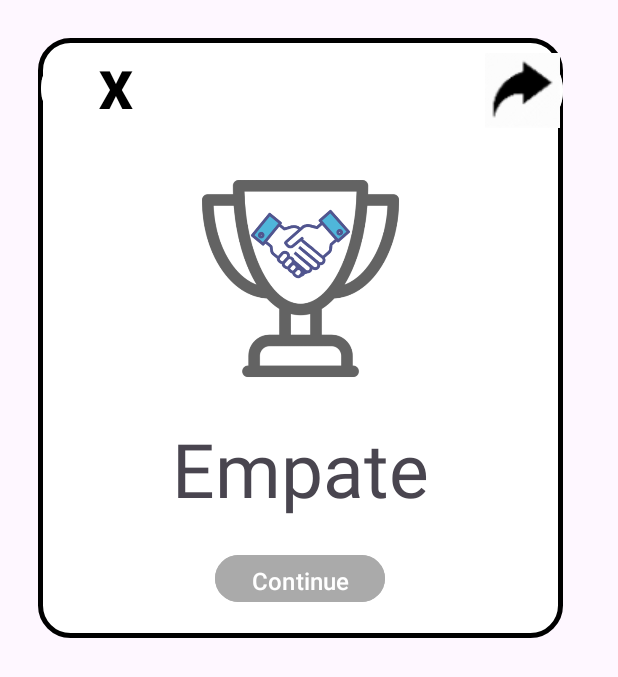
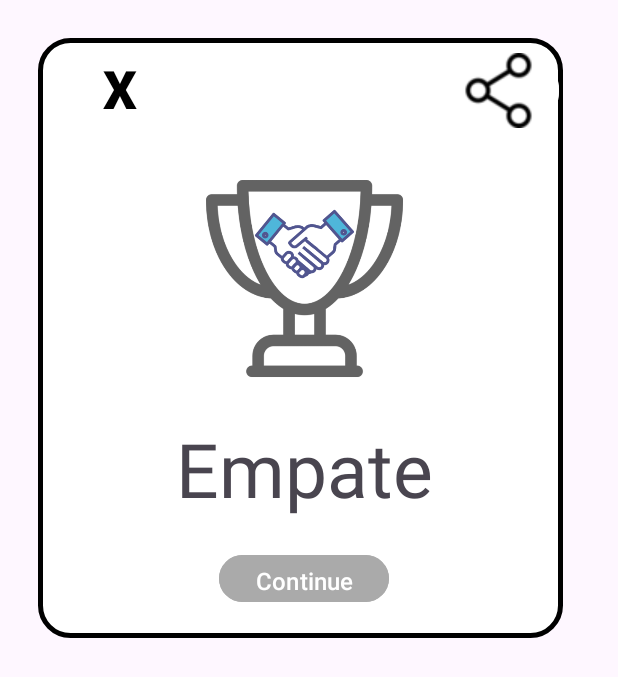
Before and after one commit to GabrielLima07/Jogo-da-velha-2, an Android app: the layout popupdrawn.xml on its own in the app's theme, with its tools: preview values and no code run, on a phone screen of 412 x 824 dp. Shown: the top 677 px of the screen. Run offline under Robolectric (Android 15) with nearby library versions, the phone set to English and light mode, and no system bars.

Commit message:
implementando visualmente cards de vitoria, derrota e empate

```diff
--- a/app/src/main/res/layout/popupdrawn.xml
+++ b/app/src/main/res/layout/popupdrawn.xml
@@ -22,14 +22,12 @@
 
     <Button
         android:id="@+id/buttonshare"
-        android:layout_width="76dp"
+        android:layout_width="89dp"
         android:layout_height="wrap_content"
-        android:layout_alignParentStart="true"
-        android:layout_marginStart="274dp"
+        android:layout_marginStart="255dp"
         android:backgroundTint="#FFFFFF"
-        android:drawableLeft="@drawable/sharing_resized"
-        android:textColor="#000000"
-        android:textSize="30dp" />
+        android:drawableLeft="@drawable/share"
+        android:textColor="#000000" />
 
     <ImageView
         android:id="@+id/trophywin"
```
